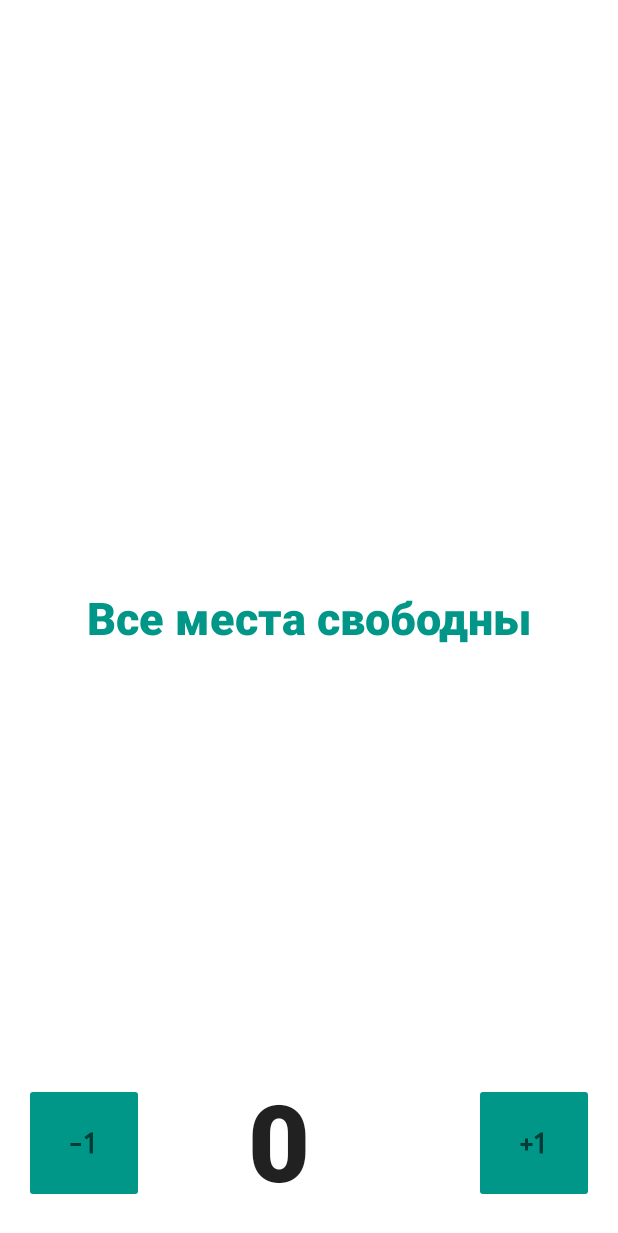
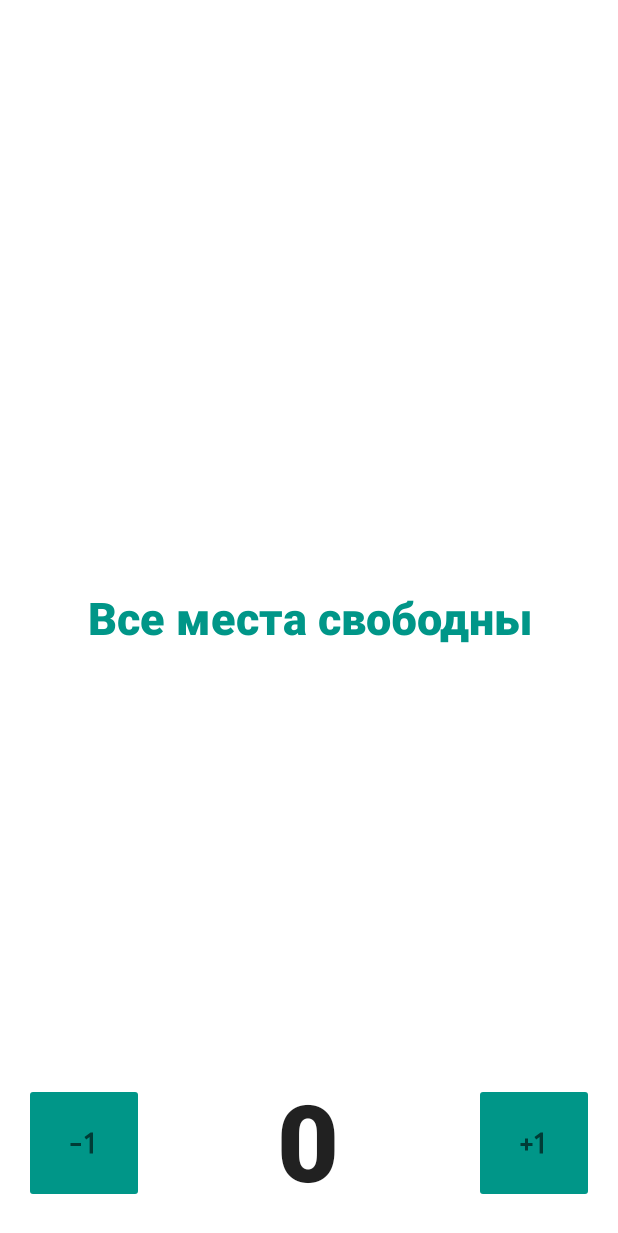
Before and after one commit to m-kudr/GB_Android, an Android app: the layout activity_main.xml on its own in the app's theme, with its tools: preview values and no code run, on a phone screen of 412 x 824 dp. Shown: the top 1233 px of the screen. Run offline under Robolectric (Android 15) with nearby library versions, the phone set to English and light mode, and no system bars.

Commit message:
Fix TextView for center text in display

```diff
--- a/App1/AppCounter/src/main/res/layout/activity_main.xml
+++ b/App1/AppCounter/src/main/res/layout/activity_main.xml
@@ -24,10 +24,12 @@
         android:layout_width="wrap_content"
         android:layout_height="wrap_content"
         android:layout_gravity="center|center"
+        android:gravity="center"
         android:text="Все места свободны"
         android:textAppearance="@style/TextAppearance.AppCompat.Body2"
         android:textColor="#009688"
         android:textSize="30dp"
+        app:autoSizeTextType="uniform"
         app:fontFamily="sans-serif-black" />
 
     <TextView
@@ -39,6 +41,7 @@
         android:layout_marginStart="45dp"
         android:layout_marginEnd="46dp"
         android:layout_marginBottom="16dp"
+        android:gravity="center"
         android:text="0"
         app:autoSizeTextType="uniform"
         app:fontFamily="sans-serif-black"
```
Also changed, not shown: App1/AppCounter/src/main/java/com/example/AppCounter/MainActivity.kt (+3 -6 lines).
